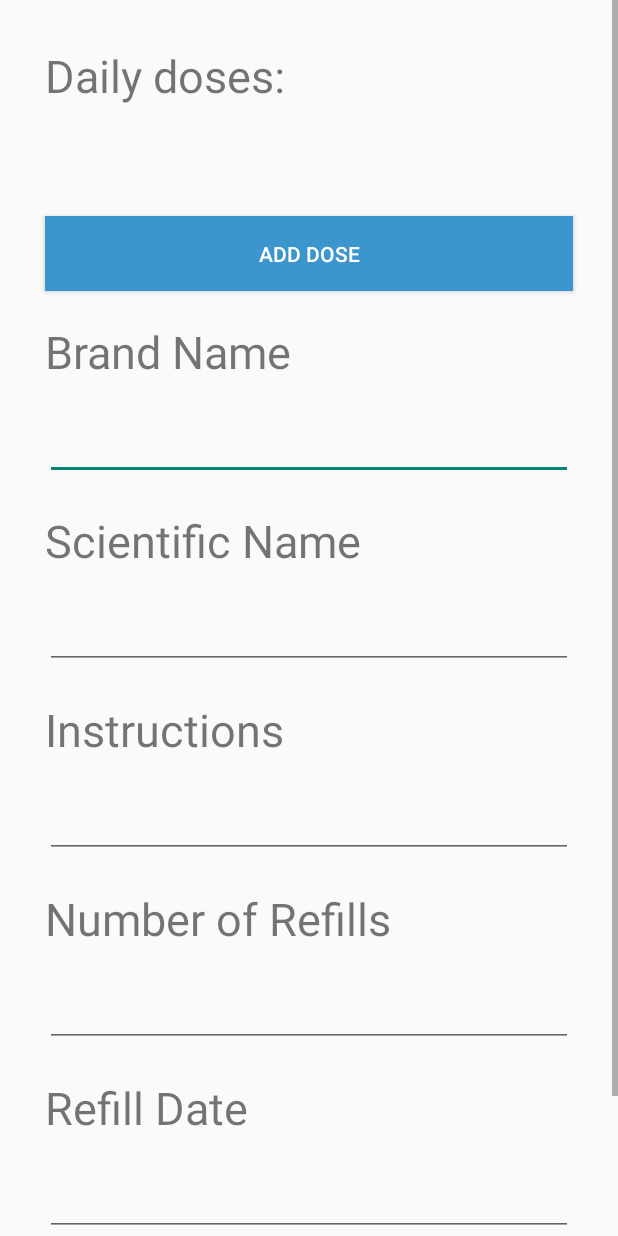
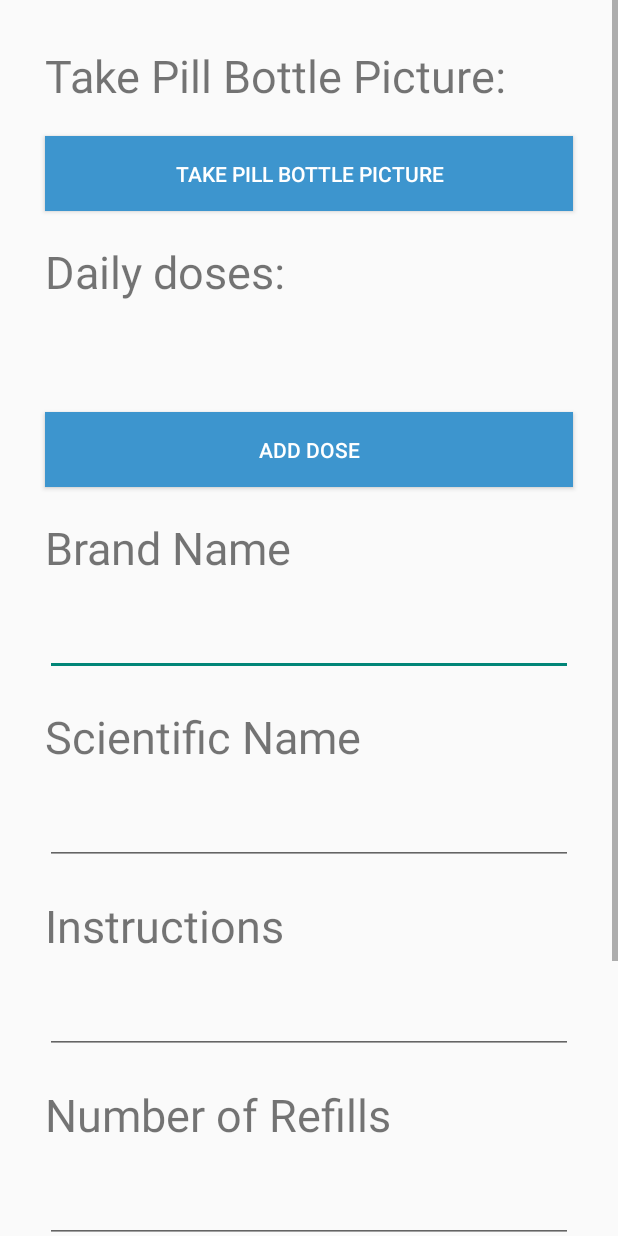
Before and after one commit to erlswtshrt/group_38, an Android app: the AddAMedicationActivity screen opened directly, with no data from a screen before it, on a phone screen of 412 x 824 dp. Run offline under Robolectric (Android 15) with nearby library versions, the phone set to English and light mode, and no system bars.

Commit message:
changed strings, addamed,androidmanifest,addamed_xml, for basic usage of pulling up a camera and taking a picture which is then showed.

```diff
--- a/ElderlyPortal/app/src/main/AndroidManifest.xml
+++ b/ElderlyPortal/app/src/main/AndroidManifest.xml
@@ -1,6 +1,11 @@
 <?xml version="1.0" encoding="utf-8"?>
 <manifest xmlns:android="http://schemas.android.com/apk/res/android"
     package="group38.elderlyportal" >
+
+    <uses-permission android:name="android.permission.CAMERA" />
+    <uses-feature android:name="android.hardware.camera" />
+    <uses-permission android:name="android.permission.WRITE_EXTERNAL_STORAGE" />
+
 
     <application
         android:allowBackup="true"
--- a/ElderlyPortal/app/src/main/res/layout/activity_add_a_medication.xml
+++ b/ElderlyPortal/app/src/main/res/layout/activity_add_a_medication.xml
@@ -9,6 +9,28 @@
     android:layout_width="match_parent"
     android:layout_height="match_parent"
     android:padding="20dp">
+
+    <TextView android:layout_width="fill_parent"
+        android:layout_height="wrap_content"
+        android:text="Take Pill Bottle Picture:"
+        android:textSize="30sp"
+        android:layout_margin="10dp" />
+
+    <Button android:id="@+id/picturePillBottle"
+        android:text="@string/picturePillBottleString"
+        android:layout_width="fill_parent"
+        android:layout_height="50dp"
+        android:onClick="onTakePillBottleButtonClick"
+        android:layout_margin="10dp"
+        android:background="#3D95CE"
+        android:textColor="#ffffffff" />
+
+    <ImageView
+        android:id="@+id/pillBottleIcon"
+        android:layout_width="wrap_content"
+        android:layout_height="wrap_content"
+        android:layout_alignParentLeft="true">
+    </ImageView>
 
     <TextView android:layout_width="fill_parent"
         android:layout_height="wrap_content"
--- a/ElderlyPortal/app/src/main/res/values/strings.xml
+++ b/ElderlyPortal/app/src/main/res/values/strings.xml
@@ -22,6 +22,7 @@
     <string name="med_notes">Medicine Notes</string>
     <string name="save">Save</string>
     <string name="clear">Clear</string>
+    <string name="picturePillBottleString">Take Pill Bottle Picture</string>
 
     // from here are the strings I (John) add
     <string name="doseTime">Hour of day:</string>
```
Also changed, not shown: ElderlyPortal/app/src/main/java/group38/elderlyportal/AddAMedicationActivity.java (+84 -1 lines).
